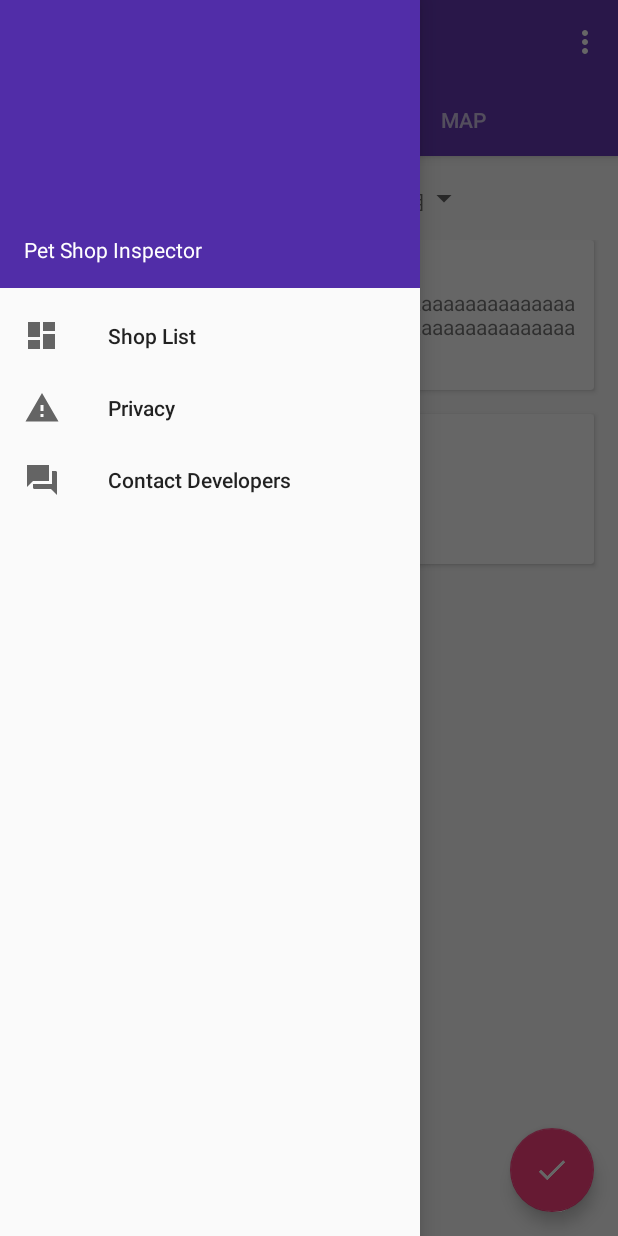
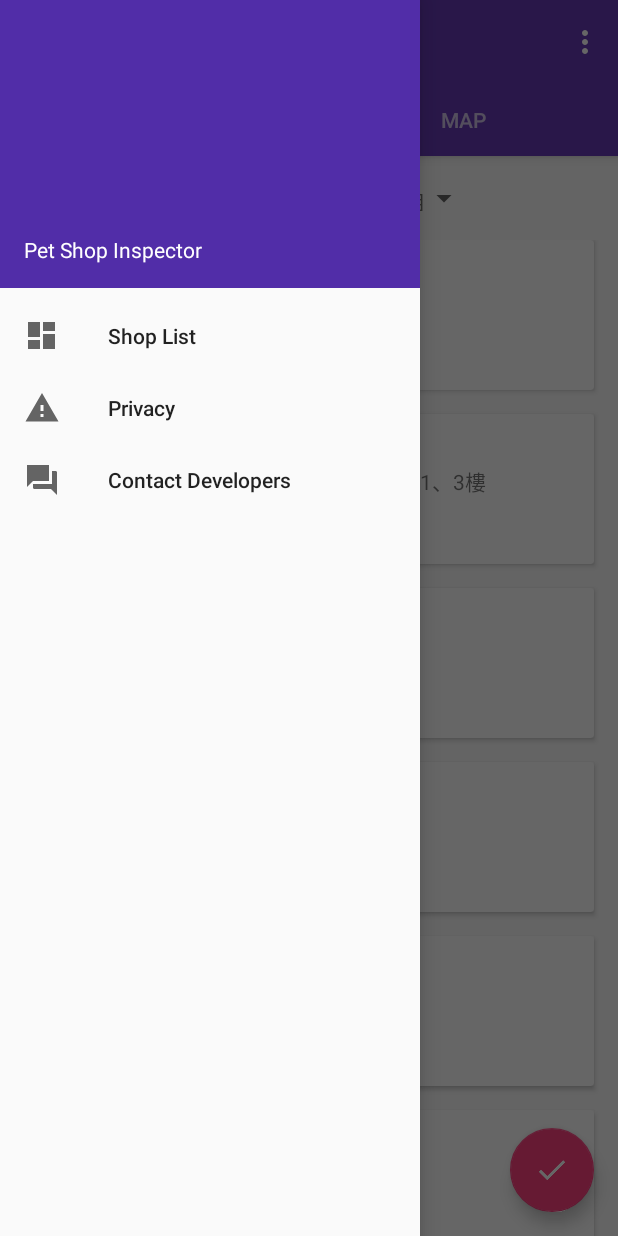
Before and after one commit to codepath-android-group-b/petshop-checker, an Android app: the screen it shows after launch (MainActivity), with the side drawer open, on a phone screen of 412 x 824 dp. Run offline under Robolectric (Android 15) with nearby library versions, the phone set to English and light mode, and no system bars.

Commit message:
remove dummy data

```diff
--- a/app/src/main/java/lin/leila/petshopinspector/ShopListFragment.java
+++ b/app/src/main/java/lin/leila/petshopinspector/ShopListFragment.java
@@ -20,6 +20,8 @@ import java.util.List;
 import java.util.Random;
 
 import lin.leila.petshopinspector.models.PetShop;
+import lin.leila.petshopinspector.models.PetShopQueryCondition;
+
 
 /**
  * Created by Leila on 2017/3/16.
@@ -56,19 +58,9 @@ public class ShopListFragment extends Fragment {
     }
 
     private void setupRecyclerView(RecyclerView recyclerView) {
-        // DEBUG:fake_data
-        List<PetShop> listPetShop = new ArrayList<>();
-        PetShop p1 = new PetShop();
-        PetShop p2 = new PetShop();
-        p1.setShopName("aaa");
-        p2.setShopName("abb");
-        p1.setAddress("aaaaaaaaaaaaaaaaaaaaaaaaaaaaaaaaaaaaaaaaaaaaaaaaaaaaaaaaaaaaaaaaaaaaaaaaaaaaaaaaaaaaaaaa");
-        p2.setAddress("bbb");
-        listPetShop.add(p1);
-        listPetShop.add(p2);
         recyclerView.setLayoutManager(new LinearLayoutManager(recyclerView.getContext()));
         recyclerView.setAdapter(new SimpleStringRecyclerViewAdapter(getActivity(),
-                listPetShop));
+                PetshopInspectorApplication.getPetShopDB().getPetShop(new PetShopQueryCondition())));
     }
 
     private List<String> getRandomSublist(String[] array, int amount) {
@@ -101,7 +93,7 @@ public class ShopListFragment extends Fragment {
     public static class SimpleStringRecyclerViewAdapter
             extends RecyclerView.Adapter<SimpleStringRecyclerViewAdapter.ViewHolder> {
 
-//        private final TypedValue mTypedValue = new TypedValue();
+        //        private final TypedValue mTypedValue = new TypedValue();
 //        private int mBackground;
         private List<PetShop> mValues;
 
--- a/app/src/main/java/lin/leila/petshopinspector/database/PetShopDB.java
+++ b/app/src/main/java/lin/leila/petshopinspector/database/PetShopDB.java
@@ -31,7 +31,6 @@ public class PetShopDB implements PetShopInterface {
             instance = new PetShopDB();
             petShopList = AnimalDataUtils.getPetShopFromFile(basePath);
         }
-
         return instance;
     }
 
```
